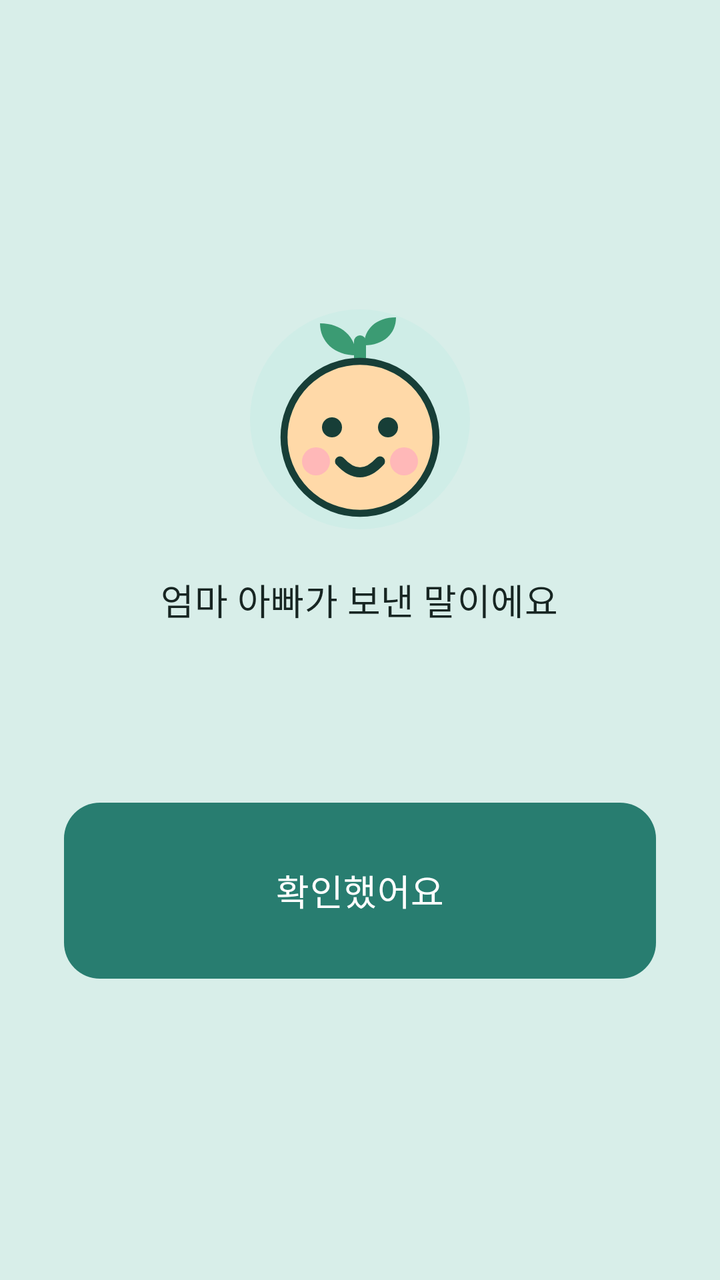
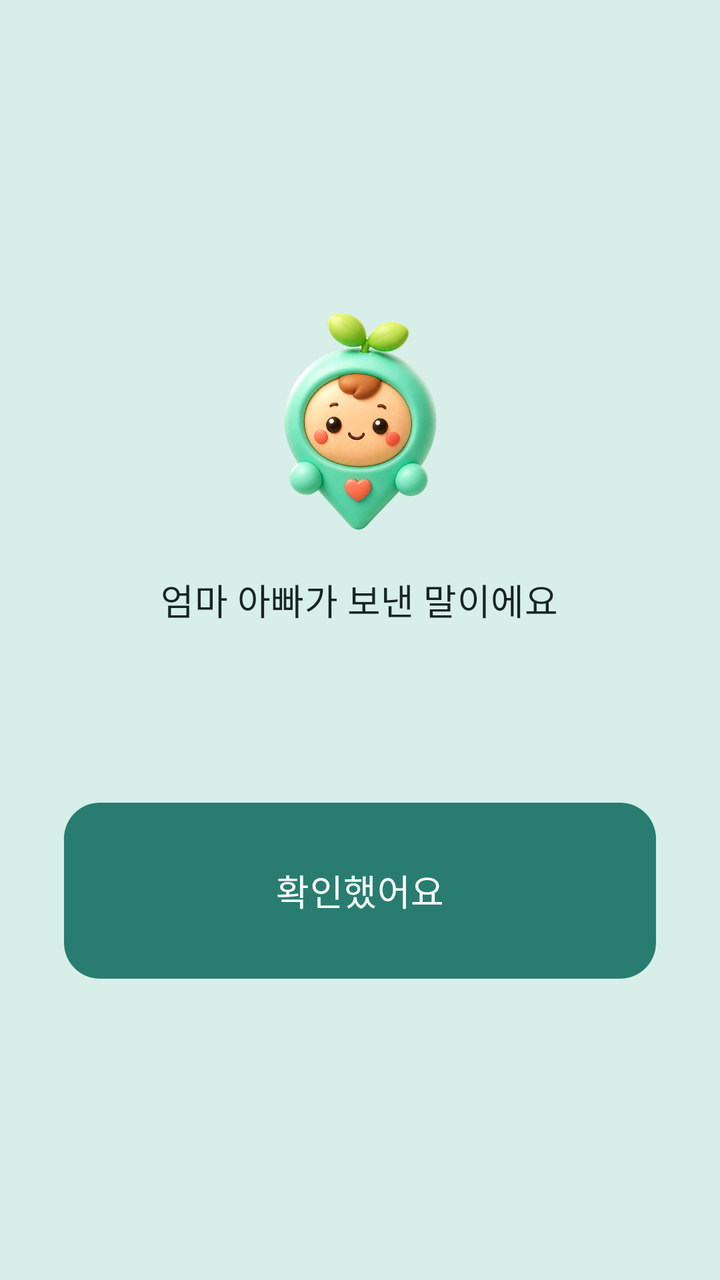

An Android layout rendered at two revisions. The XML below is the earlier revision; the diff shows what the commit changed to produce the second picture.
<!-- AndroidManifest.xml: application theme Theme.KidCare -->
<!-- res/layout/activity_message.xml -->
<?xml version="1.0" encoding="utf-8"?>
<ScrollView xmlns:android="http://schemas.android.com/apk/res/android"
    android:layout_width="match_parent"
    android:layout_height="match_parent"
    android:background="?attr/colorPrimaryContainer"
    android:fillViewport="true"
    android:fitsSystemWindows="true">

    <LinearLayout
        android:layout_width="match_parent"
        android:layout_height="wrap_content"
        android:gravity="center"
        android:orientation="vertical"
        android:padding="32dp">

        <ImageView
            android:layout_width="120dp"
            android:layout_height="120dp"
            android:layout_marginBottom="16dp"
            android:importantForAccessibility="no"
            android:src="@drawable/ic_mascot" />

        <TextView
            android:layout_width="wrap_content"
            android:layout_height="wrap_content"
            android:gravity="center"
            android:text="@string/message_title"
            android:textAppearance="?attr/textAppearanceTitleMedium"
            android:textColor="?attr/colorOnPrimaryContainer" />

        
        <TextView
            android:id="@+id/message_text"
            android:layout_width="match_parent"
            android:layout_height="wrap_content"
            android:layout_marginTop="20dp"
            android:gravity="center"
            android:textAppearance="?attr/textAppearanceHeadlineSmall"
            android:textColor="?attr/colorOnPrimaryContainer" />

        <com.google.android.material.button.MaterialButton
            android:id="@+id/message_ack_button"
            android:layout_width="match_parent"
            android:layout_height="88dp"
            android:layout_marginTop="36dp"
            android:text="@string/message_ack"
            android:textAppearance="?attr/textAppearanceTitleMedium" />
    </LinearLayout>
</ScrollView>
<!-- resources referenced by this layout -->
<resources>
  <!-- drawable ic_mascot (drawable) -->
  <?xml version="1.0" encoding="utf-8"?>
  <vector xmlns:android="http://schemas.android.com/apk/res/android"
      android:width="120dp"
      android:height="120dp"
      android:viewportWidth="120"
      android:viewportHeight="120">
  
      <path
          android:pathData="M60,4 a55,55 0 1,0 0,110 a55,55 0 1,0 0,-110 Z"
          android:fillColor="@color/mascot_bg" />
  
      
      <path
          android:pathData="M60,34 L60,20"
          android:strokeColor="@color/mascot_leaf"
          android:strokeWidth="6"
          android:strokeLineCap="round" />
  
      
      <path
          android:pathData="M58,27 C47,27 40,20 40,11 C51,11 58,18 58,27 Z"
          android:fillColor="@color/mascot_leaf" />
      <path
          android:pathData="M62,22 C72,22 78,16 78,8 C68,8 62,14 62,22 Z"
          android:fillColor="@color/mascot_leaf" />
  
      
      <path
          android:pathData="M22,68 a38,38 0 1,0 76,0 a38,38 0 1,0 -76,0 Z"
          android:fillColor="@color/mascot_face"
          android:strokeColor="@color/mascot_line"
          android:strokeWidth="3.5" />
  
      
      <path
          android:pathData="M31,80 a7,7 0 1,0 14,0 a7,7 0 1,0 -14,0 Z"
          android:fillColor="@color/mascot_cheek" />
      <path
          android:pathData="M75,80 a7,7 0 1,0 14,0 a7,7 0 1,0 -14,0 Z"
          android:fillColor="@color/mascot_cheek" />
  
      
      <path
          android:pathData="M41,63 a5,5 0 1,0 10,0 a5,5 0 1,0 -10,0 Z"
          android:fillColor="@color/mascot_line" />
      <path
          android:pathData="M69,63 a5,5 0 1,0 10,0 a5,5 0 1,0 -10,0 Z"
          android:fillColor="@color/mascot_line" />
  
      
      <path
          android:pathData="M50,80 Q60,91 70,80"
          android:strokeColor="@color/mascot_line"
          android:strokeWidth="5"
          android:strokeLineCap="round" />
  </vector>
  <string name="message_ack">확인했어요</string>
  <string name="message_title">엄마 아빠가 보낸 말이에요</string>
  <color name="mascot_bg">#CFEDE7</color>
  <color name="mascot_leaf">#3B9B73</color>
  <color name="mascot_face">#FFD9A8</color>
  <color name="mascot_line">#173E37</color>
  <color name="mascot_cheek">#FFB8B8</color>
  <color name="sky">#287D70</color>
  <color name="on_accent">#FFFFFF</color>
  <color name="sky_soft">#D8EEE9</color>
  <color name="ink">#172522</color>
  <color name="apricot">#F2A65A</color>
  <color name="apricot_soft">#FFF0DF</color>
  <color name="on_apricot_soft">#4A2B0D</color>
  <color name="grass">#4EA970</color>
  <color name="grass_soft">#DDF3E4</color>
  <color name="berry_ink">#A23E3E</color>
  <color name="paper_card">#FFFFFF</color>
  <color name="berry_soft">#FCE7E7</color>
  <color name="on_berry_soft">#4B1717</color>
  <color name="paper">#F5F8F7</color>
  <color name="paper_fold">#E8F0EE</color>
  <color name="ink_soft">#52635F</color>
  <color name="line">#71827E</color>
  <color name="line_soft">#D8E3E0</color>
  <style parent="" name="ShapeAppearance.KidCare.ExtraSmall">
          <item name="cornerFamily">rounded</item>
          <item name="cornerSize">6dp</item>
      </style>
  <style parent="" name="ShapeAppearance.KidCare.Small">
          <item name="cornerFamily">rounded</item>
          <item name="cornerSize">12dp</item>
      </style>
  <style parent="" name="ShapeAppearance.KidCare.Medium">
          <item name="cornerFamily">rounded</item>
          <item name="cornerSize">18dp</item>
      </style>
  <style parent="" name="ShapeAppearance.KidCare.Large">
          <item name="cornerFamily">rounded</item>
          <item name="cornerSize">24dp</item>
      </style>
  <style parent="" name="ShapeAppearance.KidCare.ExtraLarge">
          <item name="cornerFamily">rounded</item>
          <item name="cornerSize">28dp</item>
      </style>
  <style parent="" name="ShapeAppearance.KidCare.Pill">
          <item name="cornerFamily">rounded</item>
          <item name="cornerSize">50%</item>
      </style>
  <!-- unchanged entries left out for length: 22 -->
</resources>

<!-- the commit's change to res/layout/activity_message.xml (unified diff, before → after) -->
@@ -18,7 +18,7 @@
             android:layout_height="120dp"
             android:layout_marginBottom="16dp"
             android:importantForAccessibility="no"
-            android:src="@drawable/ic_mascot" />
+            android:src="@drawable/mascot_3d" />
 
         <TextView
             android:layout_width="wrap_content"
<!-- resource entries referenced after the edit -->
@@ -1,69 +1,8 @@
 <!-- resources referenced by this layout -->
 <resources>
-  <!-- drawable ic_mascot (drawable) -->
-  <?xml version="1.0" encoding="utf-8"?>
-  <vector xmlns:android="http://schemas.android.com/apk/res/android"
-      android:width="120dp"
-      android:height="120dp"
-      android:viewportWidth="120"
-      android:viewportHeight="120">
-  
-      <path
-          android:pathData="M60,4 a55,55 0 1,0 0,110 a55,55 0 1,0 0,-110 Z"
-          android:fillColor="@color/mascot_bg" />
-  
-      
-      <path
-          android:pathData="M60,34 L60,20"
-          android:strokeColor="@color/mascot_leaf"
-          android:strokeWidth="6"
-          android:strokeLineCap="round" />
-  
-      
-      <path
-          android:pathData="M58,27 C47,27 40,20 40,11 C51,11 58,18 58,27 Z"
-          android:fillColor="@color/mascot_leaf" />
-      <path
-          android:pathData="M62,22 C72,22 78,16 78,8 C68,8 62,14 62,22 Z"
-          android:fillColor="@color/mascot_leaf" />
-  
-      
-      <path
-          android:pathData="M22,68 a38,38 0 1,0 76,0 a38,38 0 1,0 -76,0 Z"
-          android:fillColor="@color/mascot_face"
-          android:strokeColor="@color/mascot_line"
-          android:strokeWidth="3.5" />
-  
-      
-      <path
-          android:pathData="M31,80 a7,7 0 1,0 14,0 a7,7 0 1,0 -14,0 Z"
-          android:fillColor="@color/mascot_cheek" />
-      <path
-          android:pathData="M75,80 a7,7 0 1,0 14,0 a7,7 0 1,0 -14,0 Z"
-          android:fillColor="@color/mascot_cheek" />
-  
-      
-      <path
-          android:pathData="M41,63 a5,5 0 1,0 10,0 a5,5 0 1,0 -10,0 Z"
-          android:fillColor="@color/mascot_line" />
-      <path
-          android:pathData="M69,63 a5,5 0 1,0 10,0 a5,5 0 1,0 -10,0 Z"
-          android:fillColor="@color/mascot_line" />
-  
-      
-      <path
-          android:pathData="M50,80 Q60,91 70,80"
-          android:strokeColor="@color/mascot_line"
-          android:strokeWidth="5"
-          android:strokeLineCap="round" />
-  </vector>
+  <!-- drawable mascot_3d: png bitmap (drawable-nodpi, 375382 bytes) -->
   <string name="message_ack">확인했어요</string>
   <string name="message_title">엄마 아빠가 보낸 말이에요</string>
-  <color name="mascot_bg">#CFEDE7</color>
-  <color name="mascot_leaf">#3B9B73</color>
-  <color name="mascot_face">#FFD9A8</color>
-  <color name="mascot_line">#173E37</color>
-  <color name="mascot_cheek">#FFB8B8</color>
   <color name="sky">#287D70</color>
   <color name="on_accent">#FFFFFF</color>
   <color name="sky_soft">#D8EEE9</color>
